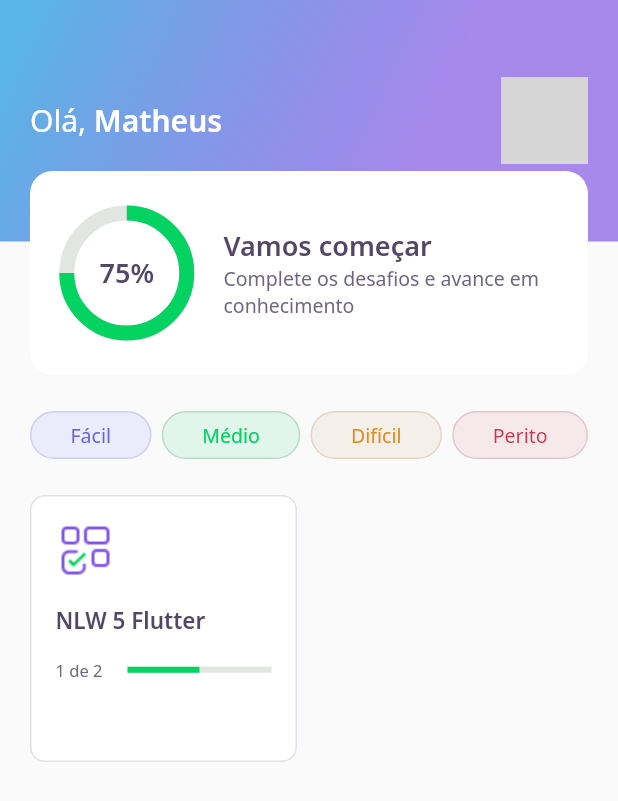
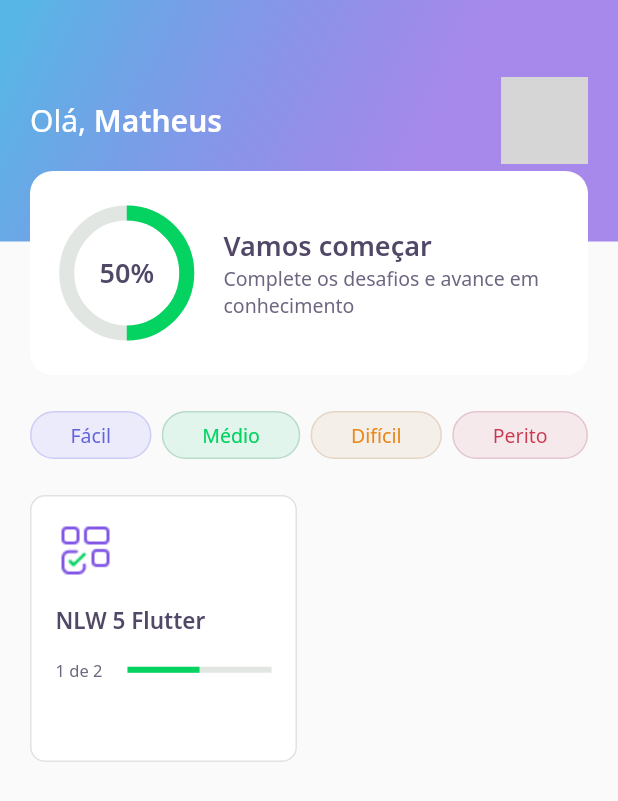
Before and after one commit to matheuslss/rocketseat-flutter-devquiz, a Flutter app: the screen it shows after launch, on a phone screen of 412 x 824 dp. Shown: the top 801 px of the screen. Run offline on Flutter 3.47's test engine with Material 2 defaults, Android fonts, the phone set to English and light mode, and no system bars; our stand-ins replace google_fonts, share_plus; accounts and stored records are empty; network calls fail; grey boxes are pictures that could not be loaded.

Commit message:
Adicionar animacao chart_widget

```diff
--- a/lib/home/widgets/appbar/app_bar_widget.dart
+++ b/lib/home/widgets/appbar/app_bar_widget.dart
@@ -41,7 +41,10 @@
                     ),
                   ),
                   Align(
-                      alignment: Alignment(0.0, 1.0), child: ScoreCardWidget())
+                      alignment: Alignment(0.0, 1.0),
+                      child: ScoreCardWidget(
+                        percent: user.score / 100,
+                      ))
                 ],
               ),
             ));
--- a/lib/home/widgets/chart/chart_widget.dart
+++ b/lib/home/widgets/chart/chart_widget.dart
@@ -2,15 +2,40 @@
 import 'package:flutter/widgets.dart';
 import 'package:nlw5_app/core/core.dart';
 
-class ChartWidget extends StatelessWidget {
-  const ChartWidget({Key? key}) : super(key: key);
+class ChartWidget extends StatefulWidget {
+  final double percent;
+  const ChartWidget({Key? key, required this.percent}) : super(key: key);
+
+  @override
+  _ChartWidgetState createState() => _ChartWidgetState();
+}
+
+class _ChartWidgetState extends State<ChartWidget>
+    with SingleTickerProviderStateMixin {
+  late AnimationController _controller;
+  late Animation<double> _animation;
+
+  void _initAnimation() {
+    _controller =
+        AnimationController(vsync: this, duration: Duration(seconds: 3));
+    _animation = Tween(begin: 0.0, end: widget.percent).animate(_controller);
+    _controller.forward();
+  }
+
+  @override
+  void initState() {
+    _initAnimation();
+    super.initState();
+  }
 
   @override
   Widget build(BuildContext context) {
     return Container(
       height: 80,
       width: 80,
-      child: Stack(
+      child: AnimatedBuilder(
+        animation: _animation,
+        builder: (context, _) => Stack(
           children: [
             Center(
               child: Container(
@@ -18,7 +43,7 @@
                 width: 80,
                 child: CircularProgressIndicator(
                   strokeWidth: 10,
-                value: .75,
+                  value: _animation.value,
                   backgroundColor: AppColors.chartSecondary,
                   valueColor:
                       AlwaysStoppedAnimation<Color>(AppColors.chartPrimary),
@@ -27,12 +52,13 @@
             ),
             Center(
               child: Text(
-              "75%",
+                "${(_animation.value * 100).toInt()}%",
                 style: AppTextStyles.heading,
               ),
             ),
           ],
         ),
+      ),
     );
   }
 }
--- a/lib/home/widgets/score_card/score_card_widget.dart
+++ b/lib/home/widgets/score_card/score_card_widget.dart
@@ -4,7 +4,8 @@
 import 'package:nlw5_app/home/widgets/chart/chart_widget.dart';
 
 class ScoreCardWidget extends StatelessWidget {
-  const ScoreCardWidget({Key? key}) : super(key: key);
+  final double percent;
+  const ScoreCardWidget({Key? key, required this.percent}) : super(key: key);
 
   @override
   Widget build(BuildContext context) {
@@ -19,7 +20,11 @@
           child: Row(
             crossAxisAlignment: CrossAxisAlignment.center,
             children: [
-              Expanded(flex: 1, child: ChartWidget()),
+              Expanded(
+                  flex: 1,
+                  child: ChartWidget(
+                    percent: percent,
+                  )),
               Expanded(
                 flex: 3,
                 child: Padding(
```
Lines whose indentation alone changed are shown as unchanged.
